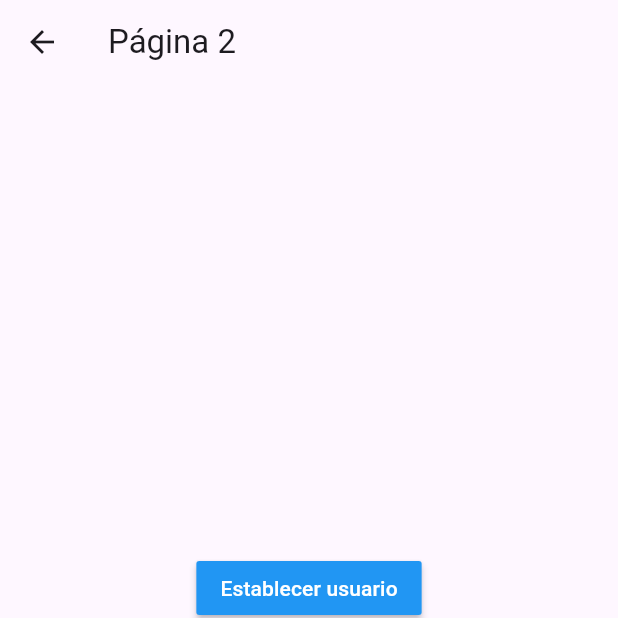
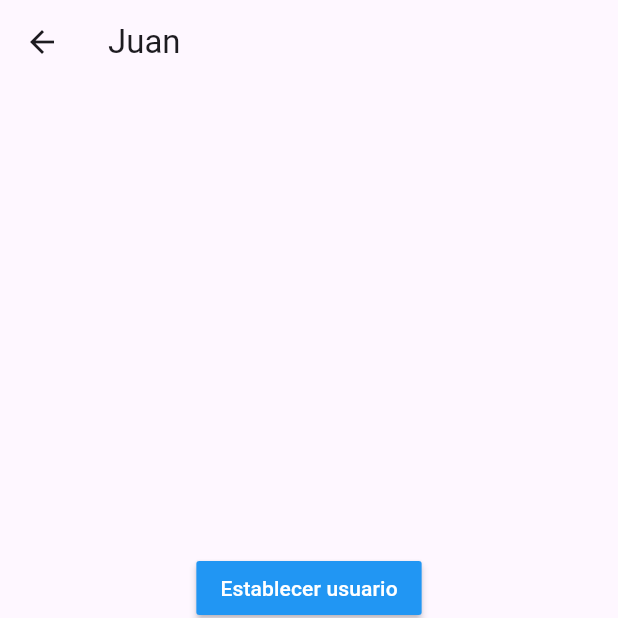
Before and after one commit to vogelFritz/estados_app, a Flutter app: the Pagina2Page screen opened by its route, after a tap on "Establecer usuario", on a phone screen of 412 x 824 dp, the top half of it. Run offline on Flutter 3.47's test engine with Material 3 defaults, Android fonts, the phone set to English and light mode, and no system bars; accounts and stored records are empty.

Commit message:
fin singleton

```diff
--- a/lib/models/usuario.dart
+++ b/lib/models/usuario.dart
@@ -5,7 +5,7 @@ class Usuario {
 
   Usuario({
     required this.nombre,
-    required this.edad,
-    required this.profesiones,
+    this.edad = 0,
+    this.profesiones = const [],
   });
 }
--- a/lib/pages/pagina1_page.dart
+++ b/lib/pages/pagina1_page.dart
@@ -1,3 +1,5 @@
+import 'package:estados_app/models/usuario.dart';
+import 'package:estados_app/services/usuario_service.dart';
 import 'package:flutter/material.dart';
 
 class Pagina1Page extends StatelessWidget {
@@ -7,7 +9,14 @@ class Pagina1Page extends StatelessWidget {
   Widget build(BuildContext context) {
     return Scaffold(
       appBar: AppBar(title: const Text('Página 1')),
-      body: InformacionUsuario(),
+      body: StreamBuilder(
+        stream: usuarioService.usuarioStream,
+        builder: (context, AsyncSnapshot<Usuario> snapshot) {
+          return usuarioService.existeUsuario
+              ? _InformacionUsuario()
+              : const Center(child: Text('No hay información del usuario'));
+        },
+      ),
       floatingActionButton: FloatingActionButton(
         onPressed: () {
           Navigator.pushNamed(context, 'pagina2');
@@ -18,23 +27,27 @@ class Pagina1Page extends StatelessWidget {
   }
 }
 
-class InformacionUsuario extends StatelessWidget {
+class _InformacionUsuario extends StatelessWidget {
   @override
   Widget build(BuildContext context) {
+    final Usuario usuario = usuarioService.usuario!;
     return Container(
       height: double.infinity,
       width: double.infinity,
       padding: const EdgeInsets.all(20),
-      child:
-          const Column(crossAxisAlignment: CrossAxisAlignment.start, children: [
-        Text('General',
+      child: Column(crossAxisAlignment: CrossAxisAlignment.start, children: [
+        const Text('General',
             style: TextStyle(fontSize: 18, fontWeight: FontWeight.bold)),
-        Divider(),
-        ListTile(title: Text('Nombre: ')),
-        ListTile(title: Text('Edad: ')),
-        ListTile(title: Text('Profesiones: ')),
-        ListTile(title: Text('Profesión 1: ')),
-        ListTile(title: Text('Profesión 2: ')),
+        const Divider(),
+        ListTile(title: Text('Nombre: ${usuario.nombre}')),
+        ListTile(title: Text('Edad: ${usuario.edad}')),
+        const ListTile(title: Text('Profesiones: ')),
+        ListTile(
+            title: Text(
+                'Profesión 1: ${usuario.profesiones.isEmpty ? '---' : usuario.profesiones[0]}')),
+        ListTile(
+            title: Text(
+                'Profesión 2: ${usuario.profesiones.length <= 2 ? '---' : usuario.profesiones[1]}')),
       ]),
     );
   }
--- a/lib/pages/pagina2_page.dart
+++ b/lib/pages/pagina2_page.dart
@@ -1,4 +1,7 @@
 import 'package:flutter/material.dart';
+
+import 'package:estados_app/services/usuario_service.dart';
+import 'package:estados_app/models/usuario.dart';
 
 class Pagina2Page extends StatelessWidget {
   const Pagina2Page({super.key});
@@ -6,17 +9,30 @@ class Pagina2Page extends StatelessWidget {
   @override
   Widget build(BuildContext context) {
     return Scaffold(
-      appBar: AppBar(title: const Text('Página 2')),
+      appBar: AppBar(
+          title: StreamBuilder(
+        stream: usuarioService.usuarioStream,
+        builder: (context, AsyncSnapshot<Usuario> snapshot) {
+          return usuarioService.existeUsuario
+              ? Text(usuarioService.usuario!.nombre)
+              : const Text('Página 2');
+        },
+      )),
       body: Center(
           child: Column(mainAxisAlignment: MainAxisAlignment.center, children: [
         MaterialButton(
-          onPressed: () {},
+          onPressed: () {
+            final nuevoUsuario = Usuario(nombre: 'Juan', edad: 3289);
+            usuarioService.cargarUsuario(nuevoUsuario);
+          },
           color: Colors.blue,
           child: const Text('Establecer usuario',
               style: TextStyle(color: Colors.white)),
         ),
         MaterialButton(
-          onPressed: () {},
+          onPressed: () {
+            usuarioService.cambiarEdad(30);
+          },
           color: Colors.blue,
           child:
               const Text('Cambiar edad', style: TextStyle(color: Colors.white)),
```
Also changed, not shown: lib/services/usuario_service.dart (added, +34 -0 lines).
